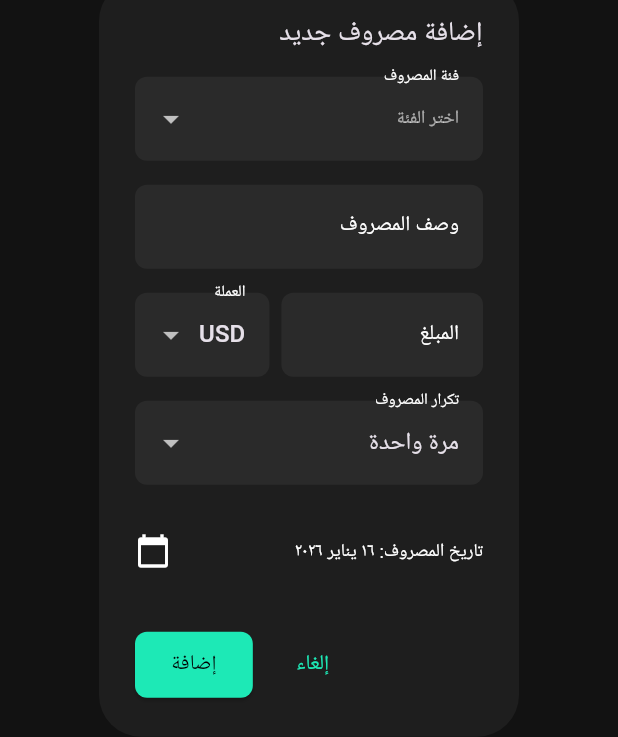
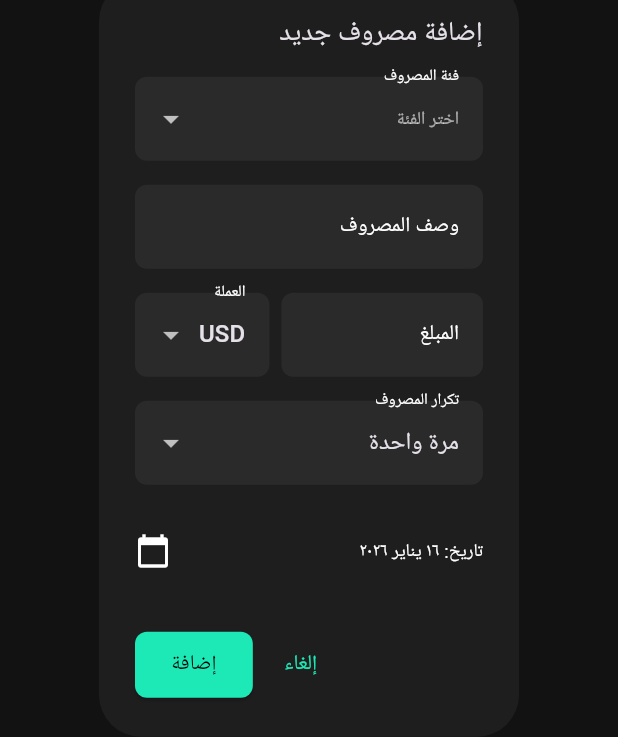
Before and after one commit to MegoABKM/Hasbni, a Flutter app: the AddEditExpenseDialog widget shown alone on an empty page, opened directly, on a phone screen of 412 x 824 dp. Shown: the part 260-997 px from the top of the screen. Run offline on Flutter 3.47's test engine with Material 3 defaults, Android fonts, the phone set to English and light mode, and no system bars; our stand-ins replace connectivity_plus, equatable, fl_chart, flutter_bloc, flutter_secure_storage, flutter_staggered_animations and 7 more; missing offline and left inert: audio_session, mobile_scanner; accounts and stored records are empty; network calls fail; Roboto replaces fonts that are missing (Cairo); statements that could not run were skipped.

Commit message:
dialog error

```diff
--- a/lib/presentation/screens/expenses/widgets/add_edit_expense_dialog.dart
+++ b/lib/presentation/screens/expenses/widgets/add_edit_expense_dialog.dart
@@ -1,4 +1,3 @@
-
 import 'package:flutter/material.dart';
 import 'package:flutter_bloc/flutter_bloc.dart';
 import 'package:hasbni/core/utils/extention_shortcut.dart';
@@ -38,10 +37,7 @@ class _AddEditExpenseDialogState extends State<AddEditExpenseDialog> {
       ...(profile?.exchangeRates ?? []),
     ];
 
-
-
     if (_isEditing) {
-
       final expense = widget.expense!;
       _descriptionController = TextEditingController(text: expense.description);
       _amountController = TextEditingController(
@@ -52,7 +48,6 @@ class _AddEditExpenseDialogState extends State<AddEditExpenseDialog> {
       _selectedCategoryId = expense.categoryId;
       _selectedRecurrence = expense.recurrence;
     } else {
-
       _descriptionController = TextEditingController();
       _amountController = TextEditingController();
       _selectedDate = DateTime.now();
@@ -100,9 +95,8 @@ class _AddEditExpenseDialogState extends State<AddEditExpenseDialog> {
           ElevatedButton(
             onPressed: () {
               if (newCategoryController.text.trim().isNotEmpty) {
-                Navigator.of(
-                  dialogContext,
-                ).pop(newCategoryController.text.trim());
+                Navigator.of(dialogContext)
+                    .pop(newCategoryController.text.trim());
               }
             },
             child: const Text('إضافة'),
@@ -190,9 +184,9 @@ class _AddEditExpenseDialogState extends State<AddEditExpenseDialog> {
         _isEditing ? 'تعديل المصروف' : 'إضافة مصروف جديد',
         style: TextStyle(fontSize: scaleConfig.scaleText(20)),
       ),
-      content: Form(
+      content: SingleChildScrollView(
+        child: Form(
           key: _formKey,
-        child: SingleChildScrollView(
           child: Column(
             mainAxisSize: MainAxisSize.min,
             crossAxisAlignment: CrossAxisAlignment.stretch,
@@ -232,7 +226,7 @@ class _AddEditExpenseDialogState extends State<AddEditExpenseDialog> {
                 ),
                 validator: (value) => value == null ? 'الفئة مطلوبة' : null,
               ),
-              SizedBox(height: scaleConfig.scale(16)),
+              const SizedBox(height: 16),
               TextFormField(
                 controller: _descriptionController,
                 decoration: InputDecoration(
@@ -242,11 +236,11 @@ class _AddEditExpenseDialogState extends State<AddEditExpenseDialog> {
                 validator: (value) =>
                     value!.trim().isEmpty ? 'الوصف مطلوب' : null,
               ),
-              SizedBox(height: scaleConfig.scale(16)),
+              const SizedBox(height: 16),
               Row(
                 crossAxisAlignment: CrossAxisAlignment.start,
                 children: [
-                  Expanded(
+                  Flexible(
                     flex: 3,
                     child: TextFormField(
                       controller: _amountController,
@@ -260,19 +254,22 @@ class _AddEditExpenseDialogState extends State<AddEditExpenseDialog> {
                         decimal: true,
                       ),
                       validator: (value) {
-                        if (value == null || value.isEmpty)
-                          return 'المبلغ مطلوب';
-                        if (double.tryParse(value) == null)
+                        if (value == null || value.isEmpty) {
+                          return 'مطلوب';
+                        }
+                        if (double.tryParse(value) == null) {
                           return 'أدخل رقماً صحيحاً';
+                        }
                         return null;
                       },
                     ),
                   ),
-                  SizedBox(width: scaleConfig.scale(8)),
-                  Expanded(
+                  const SizedBox(width: 8),
+                  Flexible(
                     flex: 2,
                     child: DropdownButtonFormField<String>(
                       value: _selectedCurrency,
+                      isExpanded: true,
                       decoration: InputDecoration(
                         labelText: 'العملة',
                         labelStyle: TextStyle(
@@ -283,19 +280,23 @@ class _AddEditExpenseDialogState extends State<AddEditExpenseDialog> {
                           .map(
                             (rate) => DropdownMenuItem(
                               value: rate.currencyCode,
-                              child: Text(rate.currencyCode),
+                              child: Text(
+                                rate.currencyCode,
+                                overflow: TextOverflow.ellipsis,
+                              ),
                             ),
                           )
                           .toList(),
                       onChanged: (value) {
-                        if (value != null)
+                        if (value != null) {
                           setState(() => _selectedCurrency = value);
+                        }
                       },
                     ),
                   ),
                 ],
               ),
-              SizedBox(height: scaleConfig.scale(16)),
+              const SizedBox(height: 16),
               DropdownButtonFormField<String>(
                 value: _selectedRecurrence,
                 decoration: InputDecoration(
@@ -309,14 +310,15 @@ class _AddEditExpenseDialogState extends State<AddEditExpenseDialog> {
                   DropdownMenuItem(value: 'yearly', child: Text('سنوي')),
                 ],
                 onChanged: (value) {
-                  if (value != null)
+                  if (value != null) {
                     setState(() => _selectedRecurrence = value);
+                  }
                 },
               ),
-              SizedBox(height: scaleConfig.scale(16)),
+              const SizedBox(height: 16),
               ListTile(
                 title: Text(
-                  'تاريخ المصروف: ${DateFormat.yMMMd('ar').format(_selectedDate)}',
+                  'تاريخ: ${DateFormat.yMMMd('ar').format(_selectedDate)}',
                   style: TextStyle(fontSize: scaleConfig.scaleText(14)),
                 ),
                 trailing: const Icon(Icons.calendar_today),
@@ -327,13 +329,18 @@ class _AddEditExpenseDialogState extends State<AddEditExpenseDialog> {
           ),
         ),
       ),
+      actionsAlignment: MainAxisAlignment.spaceBetween,
       actions: [
         if (_isEditing)
           TextButton(
             onPressed: _delete,
             child: const Text('حذف', style: TextStyle(color: Colors.redAccent)),
-          ),
-        const Spacer(),
+          )
+        else
+          const SizedBox(),
+        Row(
+          mainAxisSize: MainAxisSize.min,
+          children: [
             TextButton(
               onPressed: () => Navigator.of(context).pop(),
               child: const Text('إلغاء'),
@@ -343,6 +350,8 @@ class _AddEditExpenseDialogState extends State<AddEditExpenseDialog> {
               child: Text(_isEditing ? 'حفظ' : 'إضافة'),
             ),
           ],
+        ),
+      ],
     );
   }
 }
```
Also changed, not shown: lib/presentation/screens/sales/widgets/edit_sale_item_dialog.dart (+17 -11 lines), lib/presentation/screens/withdrawals/widgets/add_withdrawal_dialog.dart (+26 -13 lines). Lines whose indentation alone changed are shown as unchanged.
